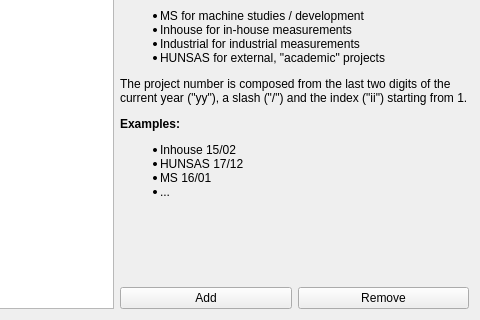
This is cct/qtgui/setup/project/projectsetup.ui in awacha/cct as Qt 5 draws it before an edit; both pictures show x 104 to 584 and y 126 to 446 of the 584 by 446 pixel window. The edited form follows.
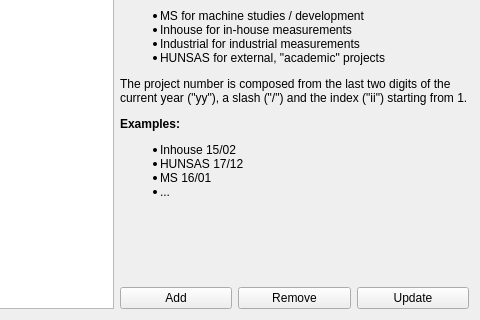
This is the edited form. Icons and pictures are not drawn.

Commit message: Project setup UI: renaming and modifying the projects work

What changed in the file:
```diff
--- a/cct/qtgui/setup/project/projectsetup.ui
+++ b/cct/qtgui/setup/project/projectsetup.ui
@@ -129,6 +129,16 @@
            </property>
           </widget>
          </item>
+         <item>
+          <widget class="QPushButton" name="updatePushButton">
+           <property name="text">
+            <string>Update</string>
+           </property>
+           <property name="icon">
+            <iconset theme="view-refresh"/>
+           </property>
+          </widget>
+         </item>
         </layout>
        </widget>
       </item>
```
Left out of the diff: 2 changed lines with no effect on the pictures. The commit also changes 1 other file.
